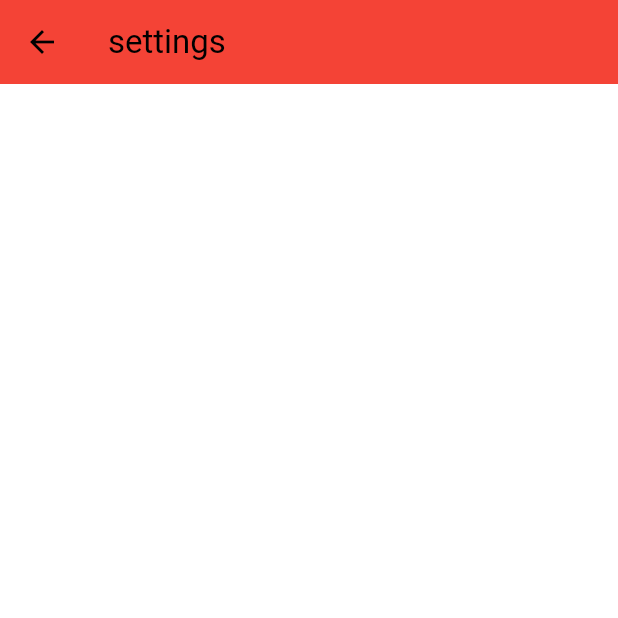
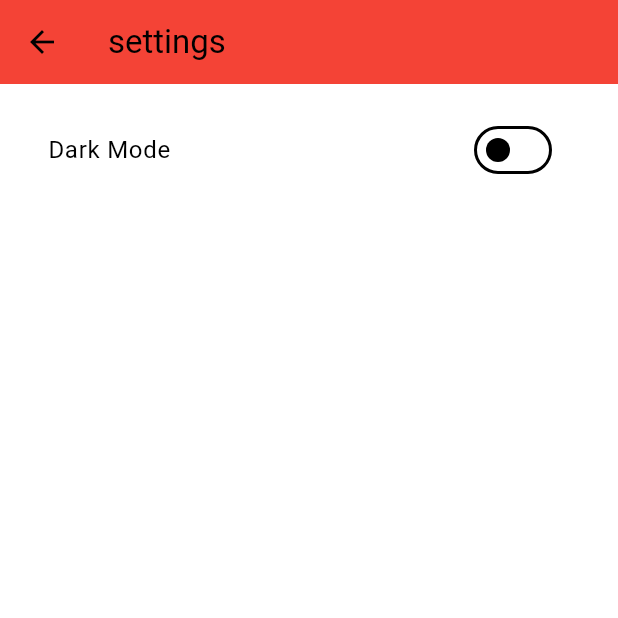
Before and after one commit to davidetagini99/modern_pokedex, a Flutter app: the screen it shows after launch, after a tap on the "settings" icon, on a phone screen of 412 x 824 dp, the top half of it. Run offline on Flutter 3.47's test engine with Material 3 defaults, Android fonts, the phone set to English and light mode, and no system bars; network calls fail.

Commit message:
dark mode implemented, still trying figure out how to memorize the state of the button to don't let go back to light mode when the app is closed

```diff
--- a/lib/main.dart
+++ b/lib/main.dart
@@ -1,28 +1,38 @@
-// ignore_for_file: prefer_const_constructors
+// ignore_for_file: prefer_const_constructors, library_private_types_in_public_api
 
-import 'package:custom_pokedex/themes/ThemeDataStyle.dart';
 import 'package:flutter/material.dart';
 import 'package:custom_pokedex/screens/home.dart';
+import 'package:custom_pokedex/themes/ThemeDataStyle.dart';
 
 void main() {
-  runApp(const MyApp());
+  runApp(MyApp());
 }
 
 class MyApp extends StatefulWidget {
   const MyApp({Key? key}) : super(key: key);
+
+  static _MyAppState? of(BuildContext context) =>
+      context.findAncestorStateOfType<_MyAppState>();
 
   @override
   State<MyApp> createState() => _MyAppState();
 }
 
 class _MyAppState extends State<MyApp> {
+  bool isDarkModeEnabled = false;
+
+  void updateDarkMode(bool value) {
+    setState(() {
+      isDarkModeEnabled = value;
+    });
+  }
+
   @override
   Widget build(BuildContext context) {
     return MaterialApp(
       debugShowCheckedModeBanner: false,
       home: Home(),
-      theme: ThemeDataStyle.light,
-      darkTheme: ThemeDataStyle.dark,
+      theme: isDarkModeEnabled ? ThemeDataStyle.dark : ThemeDataStyle.light,
     );
   }
 }
--- a/lib/screens/settings.dart
+++ b/lib/screens/settings.dart
@@ -1,24 +1,46 @@
-// ignore_for_file: prefer_const_literals_to_create_immutables
+// ignore_for_file: prefer_const_constructors, prefer_const_literals_to_create_immutables
 
 import 'package:custom_pokedex/components/AppBar.dart';
+import 'package:custom_pokedex/main.dart';
 import 'package:flutter/material.dart';
 
 class Settings extends StatefulWidget {
-  const Settings({super.key});
+  const Settings({Key? key}) : super(key: key);
 
   @override
   State<Settings> createState() => _SettingsState();
 }
 
 class _SettingsState extends State<Settings> {
+  bool isDarkModeEnabled = false;
+
   @override
   Widget build(BuildContext context) {
     return Scaffold(
+      backgroundColor: Theme.of(context).colorScheme.background,
       appBar: CustomAppBar(
         title: "settings",
         backgroundColor: Theme.of(context).colorScheme.primary,
         actions: [],
       ),
+      body: ListView(
+        padding: EdgeInsets.all(16.0),
+        children: [
+          ListTile(
+            title: Text("Dark Mode"),
+            trailing: Switch(
+              value: isDarkModeEnabled,
+              onChanged: (value) {
+                setState(() {
+                  isDarkModeEnabled = value;
+                  // Pass the updated value to MyApp
+                  MyApp.of(context)?.updateDarkMode(value);
+                });
+              },
+            ),
+          ),
+        ],
+      ),
     );
   }
 }
--- a/lib/themes/ThemeDataStyle.dart
+++ b/lib/themes/ThemeDataStyle.dart
@@ -18,7 +18,7 @@ class ThemeDataStyle {
     brightness: Brightness.dark,
     colorScheme: const ColorScheme.dark(
       background: Colors.black,
-      primary: Colors.red,
+      primary: Colors.green,
       secondary: Colors.white,
     ),
   );
```
